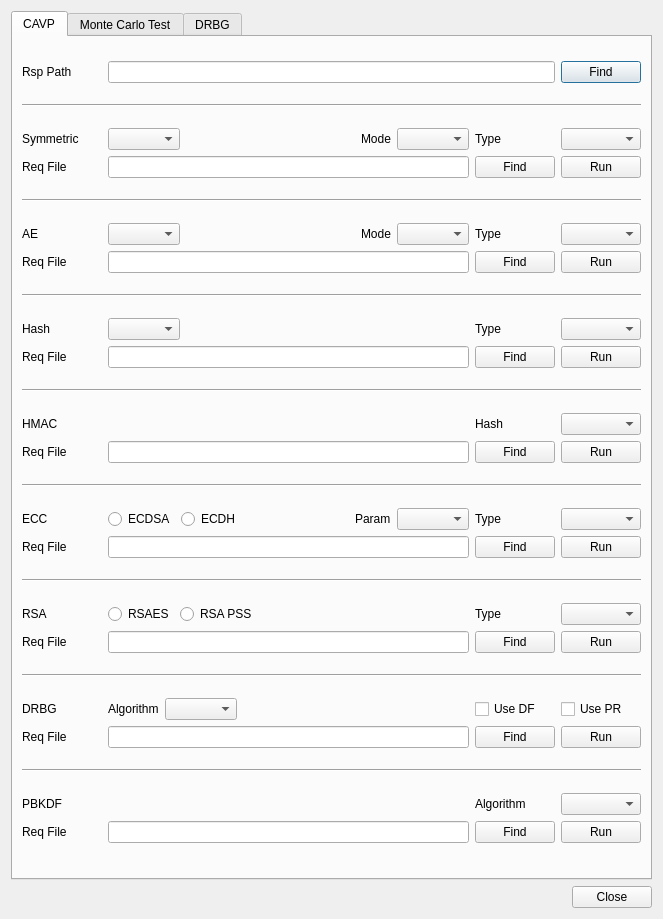
jykim74/BerEditor, file BerEditor/cavp_dlg.ui: the form before one commit.
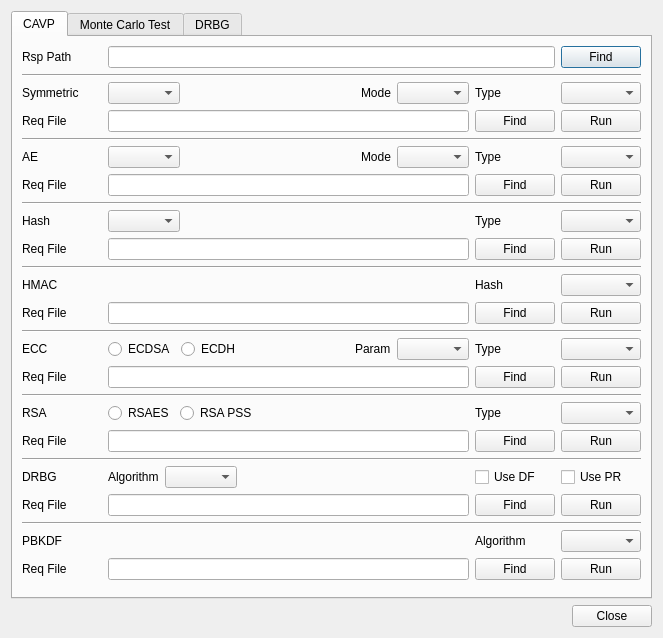
The form after the commit.

Diff of the .ui file:
```diff
--- a/BerEditor/cavp_dlg.ui
+++ b/BerEditor/cavp_dlg.ui
@@ -7,7 +7,7 @@
     <x>0</x>
     <y>0</y>
     <width>663</width>
-    <height>919</height>
+    <height>638</height>
    </rect>
   </property>
   <property name="windowTitle">
@@ -56,6 +56,12 @@
        </item>
        <item>
         <widget class="Line" name="line_14">
+         <property name="maximumSize">
+          <size>
+           <width>16777215</width>
+           <height>2</height>
+          </size>
+         </property>
          <property name="orientation">
           <enum>Qt::Horizontal</enum>
          </property>
@@ -153,6 +159,12 @@
        </item>
        <item>
         <widget class="Line" name="line">
+         <property name="maximumSize">
+          <size>
+           <width>16777215</width>
+           <height>2</height>
+          </size>
+         </property>
          <property name="orientation">
           <enum>Qt::Horizontal</enum>
          </property>
@@ -243,6 +255,12 @@
        </item>
        <item>
         <widget class="Line" name="line_9">
+         <property name="maximumSize">
+          <size>
+           <width>16777215</width>
+           <height>2</height>
+          </size>
+         </property>
          <property name="orientation">
           <enum>Qt::Horizontal</enum>
          </property>
@@ -323,6 +341,12 @@
        </item>
        <item>
         <widget class="Line" name="line_2">
+         <property name="maximumSize">
+          <size>
+           <width>16777215</width>
+           <height>2</height>
+          </size>
+         </property>
          <property name="orientation">
           <enum>Qt::Horizontal</enum>
          </property>
@@ -400,6 +424,12 @@
        </item>
        <item>
         <widget class="Line" name="line_3">
+         <property name="maximumSize">
+          <size>
+           <width>16777215</width>
+           <height>2</height>
+          </size>
+         </property>
          <property name="orientation">
           <enum>Qt::Horizontal</enum>
          </property>
@@ -501,6 +531,12 @@
        </item>
        <item>
         <widget class="Line" name="line_4">
+         <property name="maximumSize">
+          <size>
+           <width>16777215</width>
+           <height>2</height>
+          </size>
+         </property>
          <property name="orientation">
           <enum>Qt::Horizontal</enum>
          </property>
@@ -592,6 +628,12 @@
        </item>
        <item>
         <widget class="Line" name="line_5">
+         <property name="maximumSize">
+          <size>
+           <width>16777215</width>
+           <height>2</height>
+          </size>
+         </property>
          <property name="orientation">
           <enum>Qt::Horizontal</enum>
          </property>
@@ -720,6 +762,12 @@
        </item>
        <item>
         <widget class="Line" name="line_6">
+         <property name="maximumSize">
+          <size>
+           <width>16777215</width>
+           <height>2</height>
+          </size>
+         </property>
          <property name="orientation">
           <enum>Qt::Horizontal</enum>
          </property>
```
